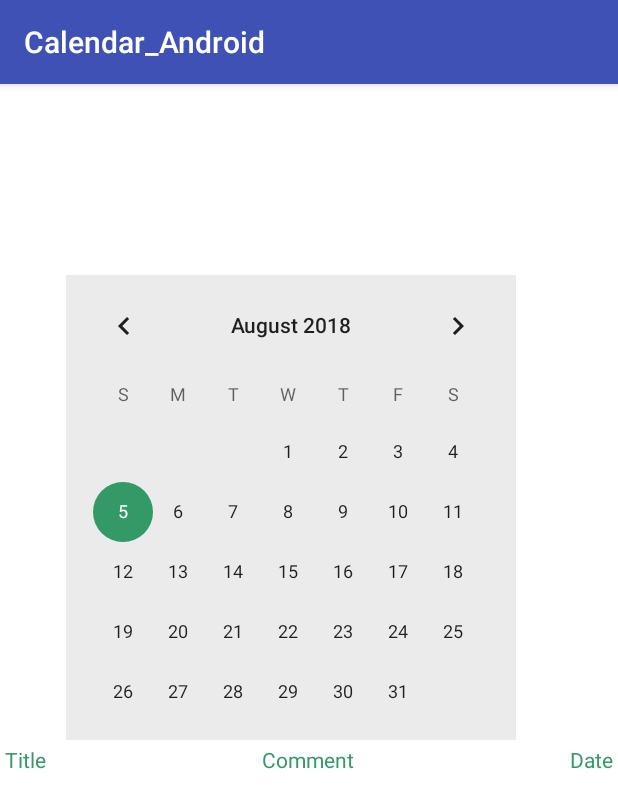
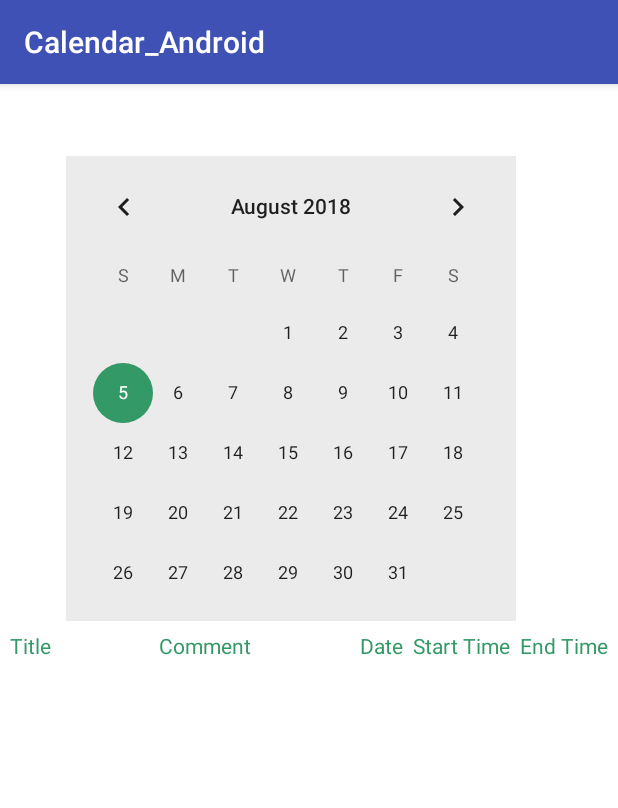
Before and after one commit to emeldinc/Calendar_Android, an Android app: the screen it shows after launch (MainActivity), on a phone screen of 412 x 824 dp. Shown: the top 808 px of the screen. Run offline under Robolectric (Android 15) with nearby library versions, the phone set to English and light mode, and no system bars; our stand-ins replace Volley; network calls fail.

Commit message:
Added start_time and end_time for appointments in table.

```diff
--- a/app/src/main/res/layout/activity_main.xml
+++ b/app/src/main/res/layout/activity_main.xml
@@ -9,7 +9,7 @@
     android:orientation="vertical"
     tools:context=".MainActivity">
 
-    <TextView
+    <!--<TextView
         android:id="@+id/myDate"
         android:layout_width="wrap_content"
         android:layout_height="wrap_content"
@@ -18,7 +18,7 @@
         android:textSize="23sp"
         android:layout_marginLeft="105dp"
         android:layout_marginTop="48dp"
-        />
+        />-->
     <LinearLayout
         android:layout_marginTop="48dp"
         android:background="@drawable/calen"
@@ -60,6 +60,7 @@
         android:layout_width="wrap_content"
         android:layout_height="wrap_content"
         android:stretchColumns="1"
+        android:layout_margin="3dip"
         >
         <TableRow>
             <TextView
@@ -74,6 +75,16 @@
                 android:textColor="#339966"/>
             <TextView
                 android:text="Date"
+                android:gravity="center"
+                android:padding="3dip"
+                android:textColor="#339966"/>
+            <TextView
+                android:text="Start Time"
+                android:gravity="center"
+                android:padding="3dip"
+                android:textColor="#339966"/>
+            <TextView
+                android:text="End Time"
                 android:gravity="right"
                 android:padding="3dip"
                 android:textColor="#339966"/>
```
Also changed, not shown: app/src/main/java/com/example/monster/calendar_android/MainActivity.java (+16 -5 lines).
